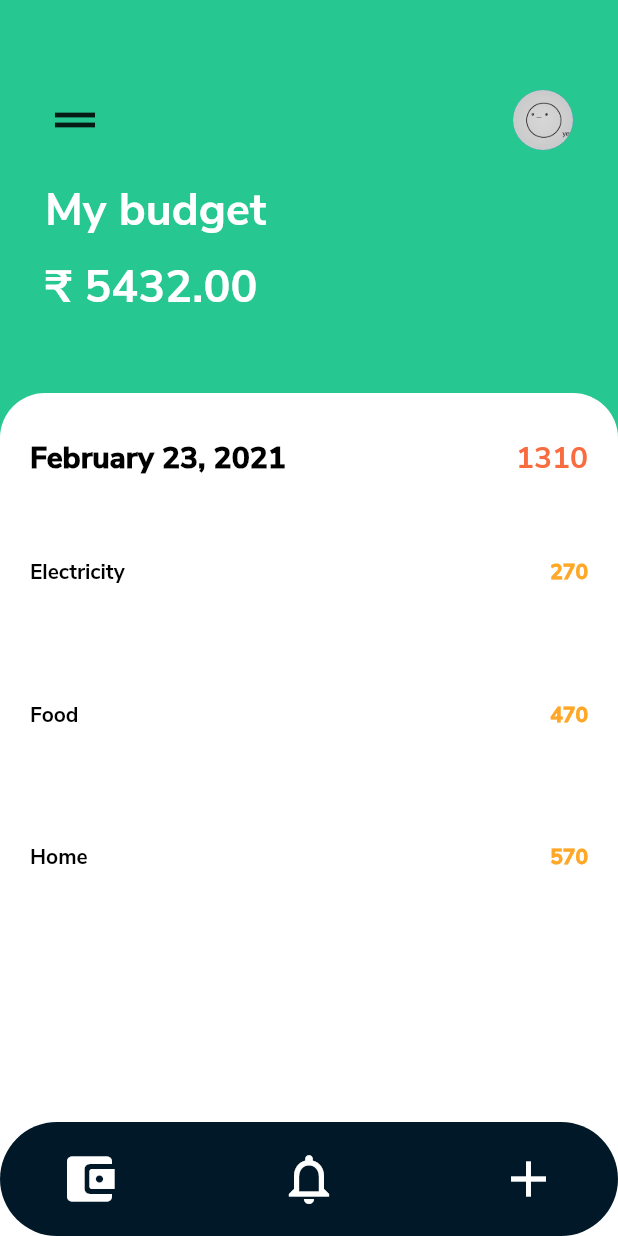
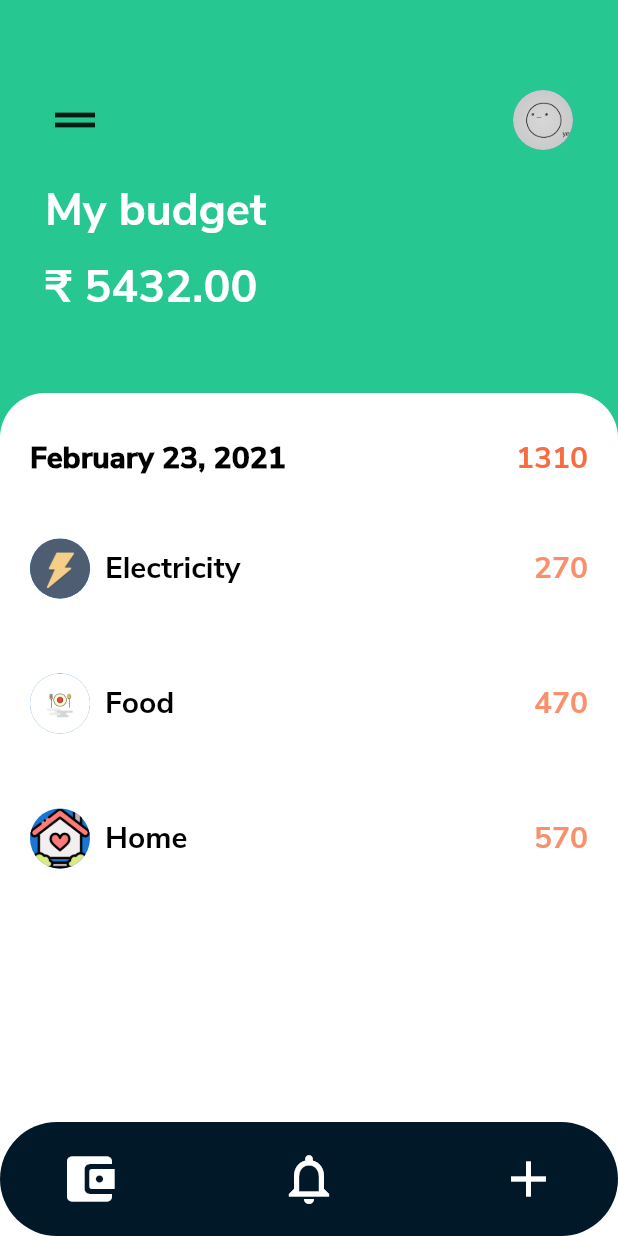
Before and after one commit to keertirajmalik/Pocket-Friend, a Flutter app: the screen it shows after launch, on a phone screen of 412 x 824 dp. Run offline on Flutter 3.47's test engine with Material 2 defaults, Android fonts, the phone set to English and light mode, and no system bars.

Commit message:
adding icon image to each expense type

```diff
--- a/lib/widgets/expense_tile.dart
+++ b/lib/widgets/expense_tile.dart
@@ -10,22 +10,27 @@ class ExpenseTile extends StatelessWidget {
     return Container(
       child: Row(
         children: [
+          CircleAvatar(
+            backgroundImage: AssetImage('assets/images/$expense.png'),
+          ),
+          SizedBox(width: 10.0),
           Text(
             expense,
             style: TextStyle(
               color: Colors.black,
               fontWeight: FontWeight.bold,
+              fontSize: 20.0,
             ),
           ),
           Spacer(),
           Text(
             amount,
             style: TextStyle(
-              color: Colors.orange.shade400,
-              fontWeight: FontWeight.w900,
+              color: Color(0xfff9906b),
+              fontWeight: FontWeight.bold,
+              fontSize: 20,
             ),
           ),
-          SizedBox(height: 45.0)
         ],
       ),
     );
```
Also changed, not shown: assets/images/Electricity.png (added), assets/images/Food.png (added), assets/images/Home.png (added).
